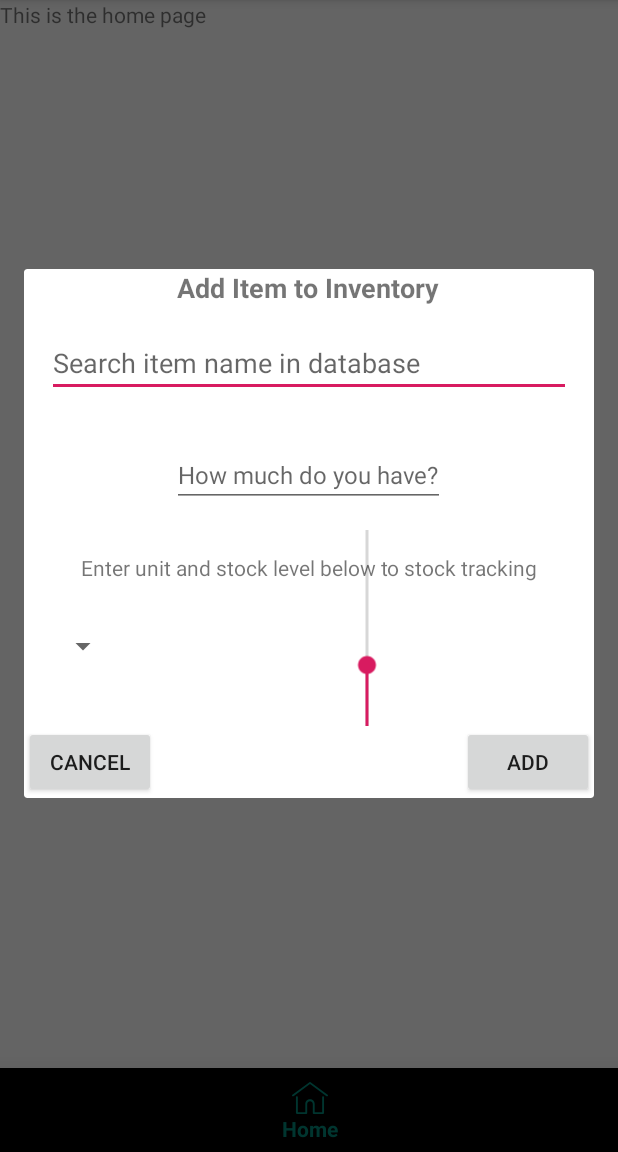
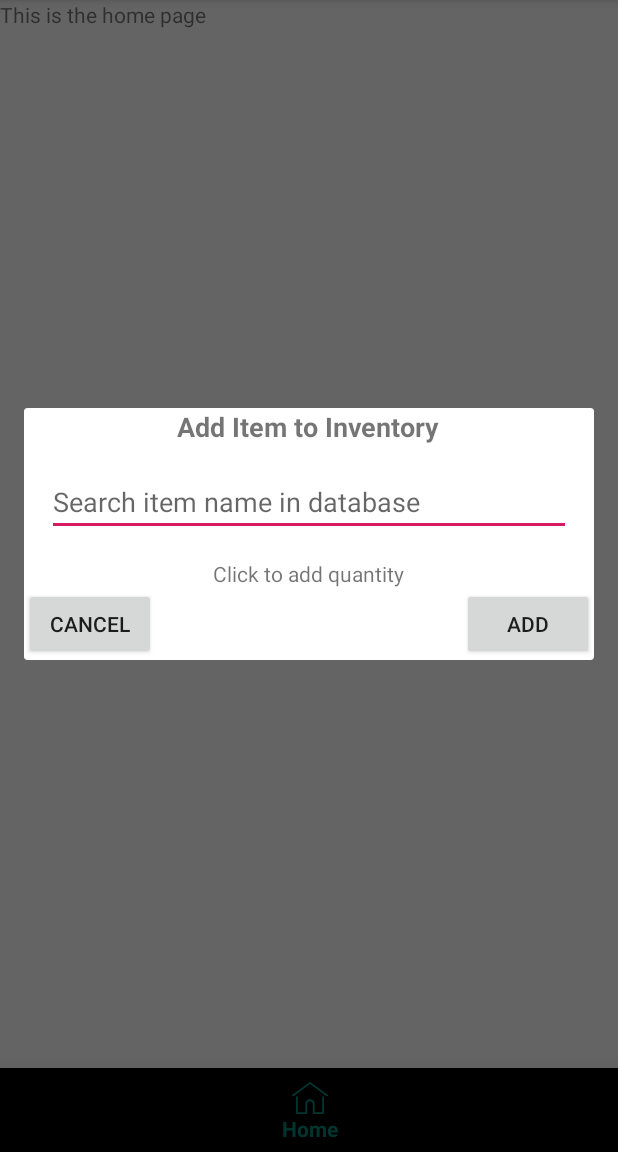
Before and after one commit to nerdyGinger/FoodManagementApp, an Android app: the fragment AddInventoryDialog placed in its activity, on a phone screen of 412 x 824 dp, the part 84-1236 px from its top. Run offline under Robolectric (Android 15) with nearby library versions, the phone set to English and light mode, and no system bars; 5 statements that could not run were skipped.

Commit message:
updated add inventory dialog, add db hooks

```diff
--- a/app/src/main/java/apps/nerdyginger/cleanplateclub/AddInventoryDialog.java
+++ b/app/src/main/java/apps/nerdyginger/cleanplateclub/AddInventoryDialog.java
@@ -1,21 +1,22 @@
 package apps.nerdyginger.cleanplateclub;
 
 import android.content.Context;
+import android.content.SharedPreferences;
 import android.os.Bundle;
 import android.view.LayoutInflater;
 import android.view.View;
 import android.view.ViewGroup;
+import android.view.animation.Animation;
+import android.view.animation.AnimationUtils;
 import android.widget.ArrayAdapter;
 import android.widget.AutoCompleteTextView;
 import android.widget.Button;
 import android.widget.EditText;
+import android.widget.RelativeLayout;
 import android.widget.SeekBar;
 import android.widget.Spinner;
-
-import androidx.appcompat.widget.SearchView;
+import android.widget.TextView;
 import androidx.fragment.app.DialogFragment;
-
-import java.util.ArrayList;
 import java.util.List;
 import java.util.Objects;
 
@@ -28,6 +29,8 @@ public class AddInventoryDialog extends DialogFragment {
     private Spinner unitSpinner;
     private Button cancelBtn, addBtn;
     private SeekBar stockMeter;
+    private RelativeLayout quantityExpansion;
+    private SharedPreferences userPreferences;
 
     public interface AddInventoryDialogListener {
         void onAddInventoryDialogPositiveClick(AddInventoryDialog dialog, String itemName, int quantity,
@@ -47,6 +50,24 @@ public class AddInventoryDialog extends DialogFragment {
         quantityBox = rootView.findViewById(R.id.addInventoryQuantity);
         unitSpinner = rootView.findViewById(R.id.addInventoryUnit);
         stockMeter = rootView.findViewById(R.id.addInventoryStockMeter);
+        quantityExpansion = rootView.findViewById(R.id.quantityContainer);
+        quantityExpansion.setVisibility(View.GONE);
+
+        final TextView expandLabel = rootView.findViewById(R.id.addInventoryExpandLabel);
+        expandLabel.setOnClickListener(new View.OnClickListener() {
+            @Override
+            public void onClick(View v) {
+                if (quantityExpansion.isShown()) {
+                    expandLabel.setText("Click to add quantity");
+                    slideUp(getContext(), quantityExpansion);
+                    quantityExpansion.setVisibility(View.GONE);
+                } else {
+                    expandLabel.setText("Click to collapse");
+                    slideDown(getContext(), quantityExpansion);
+                    quantityExpansion.setVisibility(View.VISIBLE);
+                }
+            }
+        });
 
         List<String> units = getUnits();
         ArrayAdapter<String> unitsAdapter = new ArrayAdapter<>(Objects.requireNonNull(getContext()), android.R.layout.simple_dropdown_item_1line, units);
@@ -81,10 +102,32 @@ public class AddInventoryDialog extends DialogFragment {
         return rootView;
     }
 
+    private static void slideUp(Context context, View view) {
+        Animation a = AnimationUtils.loadAnimation(context, R.anim.slide_up);
+        if (a != null) {
+            a.reset();
+            if (view != null) {
+                view.clearAnimation();
+                view.startAnimation(a);
+            }
+        }
+    }
+
+    private static void slideDown(Context context, View view) {
+        Animation a = AnimationUtils.loadAnimation(context, R.anim.slide_down);
+        if (a != null) {
+            a.reset();
+            if (view != null) {
+                view.clearAnimation();
+                view.startAnimation(a);
+            }
+        }
+    }
+
     private List<String> getUnits() {
         List<String> units;
         UnitDao dao = new UnitDao(getContext());
-        units = dao.getAllUnitNames();
+        units = dao.getAllUnitNamesBySystemId(userPreferences.getString("unitSystemId", "1"));
         return units;
     }
 
@@ -102,6 +145,7 @@ public class AddInventoryDialog extends DialogFragment {
         } catch (ClassCastException e) {
             throw new ClassCastException(e.toString());
         }
+        userPreferences = context.getSharedPreferences(context.getPackageName() + "userPreferences", Context.MODE_PRIVATE);
     }
 
 }
--- a/app/src/main/java/apps/nerdyginger/cleanplateclub/MainActivity.java
+++ b/app/src/main/java/apps/nerdyginger/cleanplateclub/MainActivity.java
@@ -9,6 +9,7 @@ import android.content.Intent;
 import android.net.Uri;
 import android.os.Bundle;
 import android.view.MenuItem;
+import android.view.View;
 
 import com.google.android.material.bottomnavigation.BottomNavigationView;
 
@@ -95,7 +96,7 @@ public class MainActivity extends AppCompatActivity implements HomeFragment.OnFr
     public void onAddInventoryDialogPositiveClick(AddInventoryDialog dialog, String itemName, int quantity,
                                                   String unitName, int stockLevel) {
         InventoryFragment frag = new InventoryFragment();
-        frag.addItem(itemName, quantity, unitName, stockLevel);
+        frag.addItem(getApplicationContext(), itemName, quantity, unitName, stockLevel);
         dialog.dismiss();
     }
 }
--- a/app/src/main/java/apps/nerdyginger/cleanplateclub/dao/UnitDao.java
+++ b/app/src/main/java/apps/nerdyginger/cleanplateclub/dao/UnitDao.java
@@ -85,4 +85,45 @@ public class UnitDao {
         }
         return units;
     }
+
+    public List<String> getAllUnitNamesBySystemId(String systemId) {
+        SQLiteDatabase db = new DatabaseHelper(context).getReadableDatabase();
+        String sql = "Select * from Unit where systemId = ?";
+        Cursor cursor = db.rawQuery(sql, new String[] {systemId});
+        List<String> units = new ArrayList<>();
+        try {
+            cursor.moveToFirst();
+            while ( !cursor.isAfterLast()) {
+                String fullName = cursor.getString(cursor.getColumnIndex("fullName"));
+                units.add(fullName);
+                cursor.moveToNext();
+            }
+        } catch (Exception e) {
+            Log.e("Database Error", e.toString());
+        } finally {
+            cursor.close();
+            db.close();
+        }
+        return units;
+    }
+
+    public String getUnitIdByNameAndSystem(String unitName, String systemId) {
+        SQLiteDatabase db = new DatabaseHelper(context).getReadableDatabase();
+        String sql = "Select _ID from Unit where fullName = ? and systemId = ?";
+        Cursor cursor = db.rawQuery(sql, new String[] {unitName, systemId});
+        int unitId = 0;
+        try {
+
+            if (cursor.getCount() > 0) {
+                cursor.moveToFirst();
+            }
+            unitId = cursor.getInt(cursor.getColumnIndex("_ID"));
+        } catch (Exception e) {
+            Log.e("Database Error", e.toString());
+        } finally {
+            cursor.close();
+            db.close();
+        }
+        return String.valueOf(unitId);
+    }
 }
--- /dev/null
+++ b/app/src/main/res/anim/slide_down.xml
@@ -0,0 +1,16 @@
+<?xml version="1.0" encoding="utf-8"?>
+<set
+    xmlns:android="http://schemas.android.com/apk/res/android"
+    android:fillAfter="true"
+    >
+
+    <scale
+        android:duration="300"
+        android:fromXScale="1.0"
+        android:fromYScale="0.0"
+        android:interpolator="@android:anim/linear_interpolator"
+        android:toXScale="1.0"
+        android:toYScale="1.0"
+        />
+
+</set>
--- /dev/null
+++ b/app/src/main/res/anim/slide_up.xml
@@ -0,0 +1,16 @@
+<?xml version="1.0" encoding="utf-8"?>
+<set
+    xmlns:android="http://schemas.android.com/apk/res/android"
+    android:fillAfter="true"
+    >
+
+    <scale
+        android:duration="300"
+        android:fromXScale="1.0"
+        android:fromYScale="1.0"
+        android:interpolator="@android:anim/linear_interpolator"
+        android:toXScale="1.0"
+        android:toYScale="0.0"
+        />
+
+</set>
--- a/app/src/main/res/layout/dialog_add_inventory_item.xml
+++ b/app/src/main/res/layout/dialog_add_inventory_item.xml
@@ -1,8 +1,11 @@
 <?xml version="1.0" encoding="utf-8"?>
 <RelativeLayout
+    android:id="@+id/addInventoryContainer"
     xmlns:android="http://schemas.android.com/apk/res/android"
-    android:orientation="vertical" android:layout_width="match_parent"
-    android:layout_height="wrap_content">
+    android:orientation="vertical"
+    android:layout_width="match_parent"
+    android:layout_height="wrap_content"
+    >
 
     <TextView
         android:id="@+id/addInventoryInfo"
@@ -19,31 +22,41 @@
         android:id="@+id/addInventorySearch"
         android:layout_width="match_parent"
         android:layout_height="wrap_content"
-        android:defaultFocusHighlightEnabled="true"
         android:layout_centerInParent="true"
         android:layout_below="@+id/addInventoryInfo"
         android:layout_margin="15dp"
         android:hint="Search item name in database"
         />
 
-    <EditText
-        android:id="@+id/addInventoryQuantity"
+    <TextView
+        android:id="@+id/addInventoryExpandLabel"
         android:layout_width="wrap_content"
         android:layout_height="wrap_content"
-        android:hint="How much do you have?"
         android:layout_below="@+id/addInventorySearch"
         android:layout_centerInParent="true"
-        android:textSize="16sp"
-        android:layout_margin="15dp"
+        android:clickable="true"
+        android:focusable="true"
+        android:text="Click to add quantity"
         />
 
     <RelativeLayout
         android:id="@+id/quantityContainer"
         android:layout_width="match_parent"
         android:layout_height="wrap_content"
-        android:layout_below="@+id/addInventoryQuantity"
         android:layout_centerInParent="true"
+        android:layout_below="@+id/addInventoryExpandLabel"
         >
+
+        <EditText
+            android:id="@+id/addInventoryQuantity"
+            android:layout_width="wrap_content"
+            android:layout_height="wrap_content"
+            android:hint="How much do you have?"
+            android:layout_alignParentTop="true"
+            android:layout_centerInParent="true"
+            android:textSize="16sp"
+            android:layout_margin="15dp"
+            />
 
         <TextView
             android:id="@+id/addInventoryQuantityInfo"
@@ -51,7 +64,7 @@
             android:layout_height="wrap_content"
             android:text="Enter unit and stock level below to stock tracking"
             android:layout_margin="15dp"
-            android:layout_alignParentTop="true"
+            android:layout_below="@+id/addInventoryQuantity"
             android:layout_centerInParent="true"
             />
 
@@ -66,8 +79,8 @@
 
         <SeekBar
             android:id="@+id/addInventoryStockMeter"
-            android:layout_width="180dp"
-            android:layout_height="50dp"
+            android:layout_width="20dp"
+            android:layout_height="120dp"
             android:max="100"
             android:progress="50"
             android:layout_alignParentEnd="true"
```
Also changed, not shown: app/src/main/java/apps/nerdyginger/cleanplateclub/InventoryFragment.java (+39 -18 lines).
